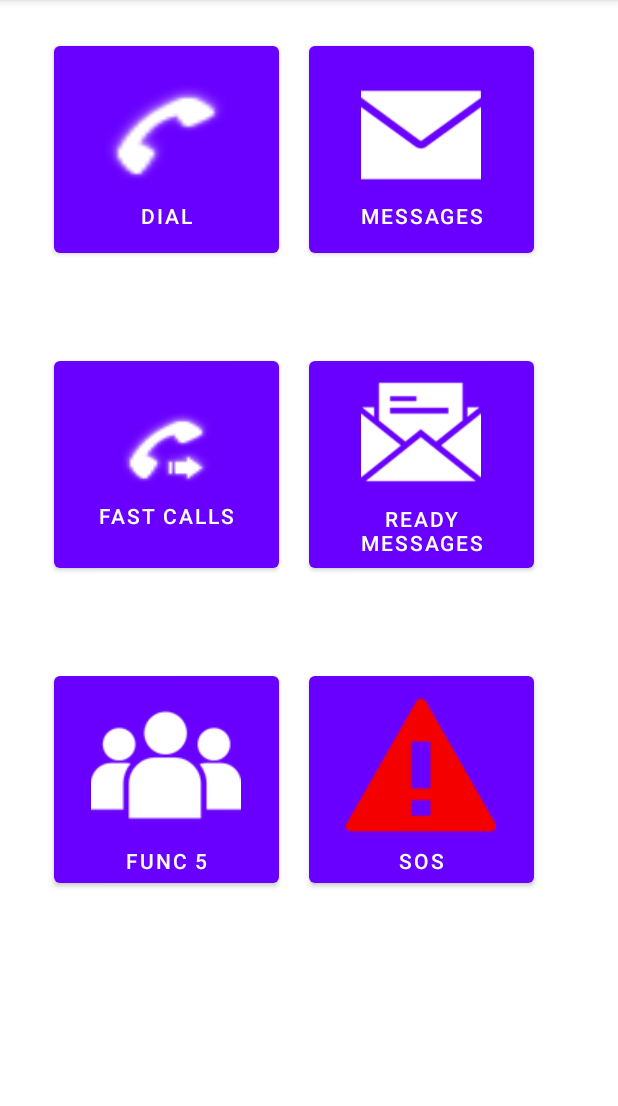
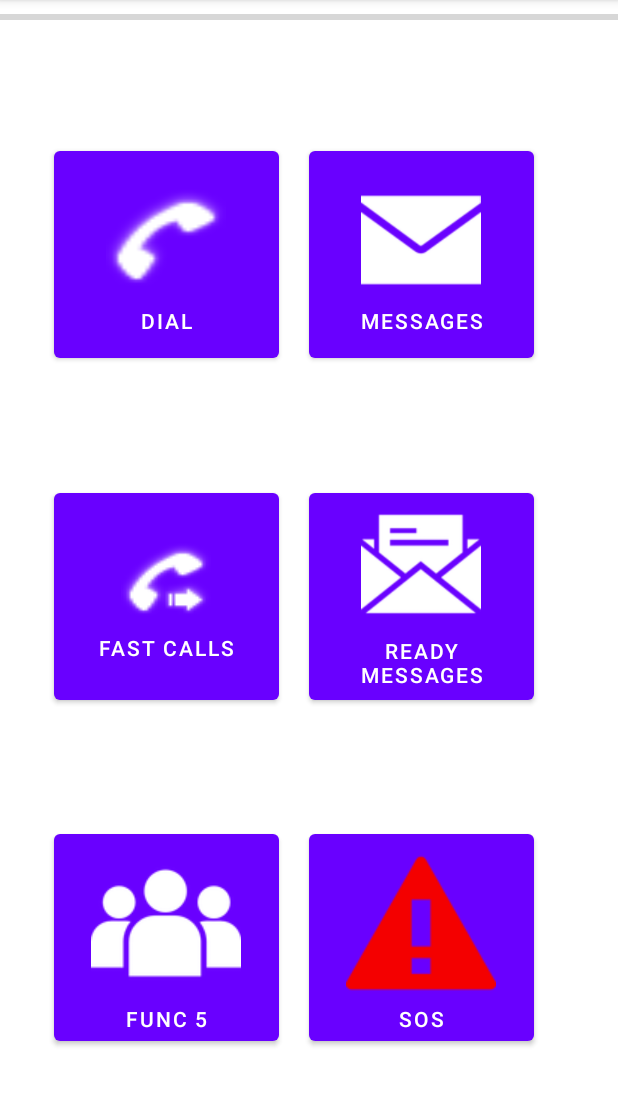
Before and after one commit to MichelStath/AndroidLauncherProject, an Android app: the screen it shows after launch (MainActivity), on a phone screen of 412 x 824 dp, the part 84-1190 px from its top. Run offline under Robolectric (Android 15) with nearby library versions, the phone set to English and light mode, and no system bars.

```diff
--- a/app/src/main/java/com/example/androidlauncherproject/MainActivity.java
+++ b/app/src/main/java/com/example/androidlauncherproject/MainActivity.java
@@ -4,18 +4,58 @@ import androidx.annotation.NonNull;
 import androidx.appcompat.app.AppCompatActivity;
 
 import android.content.Intent;
+import android.graphics.Color;
+import android.hardware.Sensor;
+import android.hardware.SensorEvent;
+import android.hardware.SensorEventListener;
+import android.hardware.SensorManager;
 import android.os.Bundle;
 import android.util.Log;
 import android.view.Menu;
 import android.view.MenuInflater;
 import android.view.View;
 import android.widget.Button;
+import android.widget.ProgressBar;
+import android.widget.TextView;
 
 import java.util.EventListener;
 
 public class MainActivity extends AppCompatActivity {
 
-    Button button;
+    ProgressBar progressBar;
+
+    private SensorManager mSensorManager;
+    private Sensor mAccelerometer;
+    private double accelerationCurrValue;
+    private double accelerationPrevValue;
+    private SensorEventListener sensorEventListener = new SensorEventListener() {
+        @Override
+        public void onSensorChanged(SensorEvent event) {
+            float x = event.values[0];
+            float y = event.values[1];
+            float z = event.values[2];
+            accelerationCurrValue = Math.sqrt((x*x + y*y + z*z));
+            double changeInAcceleration = Math.abs(accelerationCurrValue - accelerationPrevValue);
+            accelerationPrevValue = accelerationCurrValue;
+            progressBar.setProgress((int) changeInAcceleration);
+
+            if(changeInAcceleration > 10){
+                //Drop detection
+                //remove accelerator listener
+                //mSensorManager.unregisterListener(sensorEventListener);
+                Log.i("Accel change " ,"" + changeInAcceleration);
+                //phoneDroped();
+            }
+        }
+
+        @Override
+        public void onAccuracyChanged(Sensor sensor, int accuracy) {
+
+        }
+    };
+
+
+
 
     @Override
     public void onBackPressed(){
@@ -30,17 +70,30 @@ public class MainActivity extends AppCompatActivity {
         super.onCreate(savedInstanceState);
         setContentView(R.layout.activity_main);
         Log.d("Main Activity", "App Started");
-        button=findViewById(R.id.dial_button);
-        button.setOnClickListener(new View.OnClickListener() {
-            @Override
-            public void onClick(View view) {
-                Intent intent = new Intent(MainActivity.this, DialActivity.class);
-                startActivity(intent);
-            }
-        });
+        progressBar = findViewById(R.id.progressBar2);
+
+        //sensor objects
+        mSensorManager = (SensorManager)getSystemService(SENSOR_SERVICE);
+        mAccelerometer = mSensorManager.getDefaultSensor(Sensor.TYPE_ACCELEROMETER);
 
 
+    }
 
+    protected void onResume(){
+        super.onResume();
+        mSensorManager.registerListener(sensorEventListener,mAccelerometer,SensorManager.SENSOR_DELAY_NORMAL);
+    }
+
+    protected void onPause(){
+        super.onPause();
+        mSensorManager.unregisterListener(sensorEventListener);
+    }
+
+    private void phoneDroped() {
+        //start alarm
+        //show dialog
+        //press ok to register again the listener
+        //mSensorManager.registerListener(sensorEventListener,mAccelerometer,SensorManager.SENSOR_DELAY_NORMAL);
     }
 
     @Override
@@ -50,8 +103,8 @@ public class MainActivity extends AppCompatActivity {
         return true;
     }
 
-    public void test(){
-        //yolo
-        //yolooo
+    public void dialBtnClicked(View view) {
+        Intent intent = new Intent(MainActivity.this, DialActivity.class);
+        startActivity(intent);
     }
 }
--- a/app/src/main/res/layout/activity_add_readymessage.xml
+++ /dev/null
@@ -1,6 +0,0 @@
-<?xml version="1.0" encoding="utf-8"?>
-<androidx.constraintlayout.widget.ConstraintLayout xmlns:android="http://schemas.android.com/apk/res/android"
-    android:layout_width="match_parent"
-    android:layout_height="match_parent">
-
-</androidx.constraintlayout.widget.ConstraintLayout>
--- a/app/src/main/res/layout/activity_main.xml
+++ b/app/src/main/res/layout/activity_main.xml
@@ -9,18 +9,23 @@
     <LinearLayout
         android:id="@+id/linearLayout6"
         android:layout_width="match_parent"
-        android:layout_height="200dp"
+        android:layout_height="wrap_content"
+        android:layout_marginTop="5dp"
         android:gravity="center"
         android:orientation="horizontal"
+        app:layout_constraintBottom_toTopOf="@+id/linearLayout7"
         app:layout_constraintEnd_toEndOf="parent"
+        app:layout_constraintHorizontal_bias="1.0"
         app:layout_constraintStart_toStartOf="parent"
-        app:layout_constraintTop_toTopOf="parent">
+        app:layout_constraintTop_toBottomOf="@+id/progressBar2"
+        app:layout_constraintVertical_bias="0.5">
 
         <Button
             android:id="@+id/dial_button"
             android:layout_width="150dp"
             android:layout_height="150dp"
             android:layout_marginRight="20dp"
+            android:onClick="dialBtnClicked"
             android:text="DIAL"
             app:icon="@android:drawable/stat_sys_phone_call"
             app:iconGravity="textTop"
@@ -41,14 +46,16 @@
     <LinearLayout
         android:id="@+id/linearLayout7"
         android:layout_width="match_parent"
-        android:layout_height="200dp"
+        android:layout_height="wrap_content"
         android:layout_marginTop="10dp"
         android:gravity="center"
         android:orientation="horizontal"
+        app:layout_constraintBottom_toTopOf="@+id/linearLayout8"
         app:layout_constraintEnd_toEndOf="parent"
         app:layout_constraintHorizontal_bias="0.0"
         app:layout_constraintStart_toStartOf="parent"
-        app:layout_constraintTop_toBottomOf="@+id/linearLayout6">
+        app:layout_constraintTop_toBottomOf="@+id/linearLayout6"
+        app:layout_constraintVertical_bias="0.5">
 
         <Button
             android:id="@+id/btn3"
@@ -73,15 +80,18 @@
     </LinearLayout>
 
     <LinearLayout
+        android:id="@+id/linearLayout8"
         android:layout_width="match_parent"
-        android:layout_height="200dp"
+        android:layout_height="wrap_content"
         android:layout_marginTop="10dp"
         android:gravity="center"
         android:orientation="horizontal"
+        app:layout_constraintBottom_toBottomOf="parent"
         app:layout_constraintEnd_toEndOf="parent"
         app:layout_constraintHorizontal_bias="1.0"
         app:layout_constraintStart_toStartOf="parent"
-        app:layout_constraintTop_toBottomOf="@+id/linearLayout7">
+        app:layout_constraintTop_toBottomOf="@+id/linearLayout7"
+        app:layout_constraintVertical_bias="0.5">
 
         <Button
             android:id="@+id/btn5"
@@ -107,4 +117,15 @@
 
     </LinearLayout>
 
+    <ProgressBar
+        android:id="@+id/progressBar2"
+        style="?android:attr/progressBarStyleHorizontal"
+        android:layout_width="match_parent"
+        android:layout_height="20dp"
+        android:layout_marginTop="1dp"
+        android:max="15"
+        app:layout_constraintEnd_toEndOf="parent"
+        app:layout_constraintStart_toStartOf="parent"
+        app:layout_constraintTop_toTopOf="parent" />
+
 </androidx.constraintlayout.widget.ConstraintLayout>
--- a/app/src/main/res/layout/activity_readymessages.xml
+++ /dev/null
@@ -1,6 +0,0 @@
-<?xml version="1.0" encoding="utf-8"?>
-<androidx.constraintlayout.widget.ConstraintLayout xmlns:android="http://schemas.android.com/apk/res/android"
-    android:layout_width="match_parent"
-    android:layout_height="match_parent">
-
-</androidx.constraintlayout.widget.ConstraintLayout>
--- a/app/src/main/res/layout/activity_update_readymessage.xml
+++ /dev/null
@@ -1,6 +0,0 @@
-<?xml version="1.0" encoding="utf-8"?>
-<androidx.constraintlayout.widget.ConstraintLayout xmlns:android="http://schemas.android.com/apk/res/android"
-    android:layout_width="match_parent"
-    android:layout_height="match_parent">
-
-</androidx.constraintlayout.widget.ConstraintLayout>
--- a/build.gradle
+++ b/build.gradle
@@ -1,5 +1,5 @@
 // Top-level build file where you can add configuration options common to all sub-projects/modules.
 plugins {
-    id 'com.android.application' version '7.3.1' apply false
-    id 'com.android.library' version '7.3.1' apply false
+    id 'com.android.application' version '7.4.1' apply false
+    id 'com.android.library' version '7.4.1' apply false
 }
```
Also changed, not shown: gradle/wrapper/gradle-wrapper.properties.
